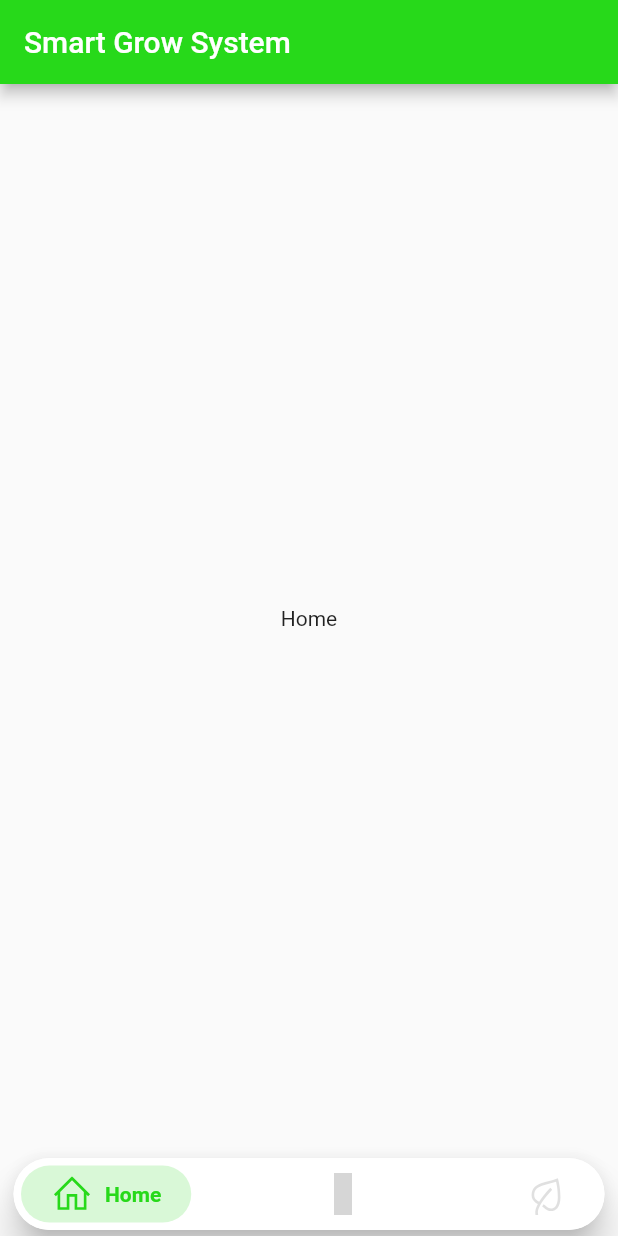
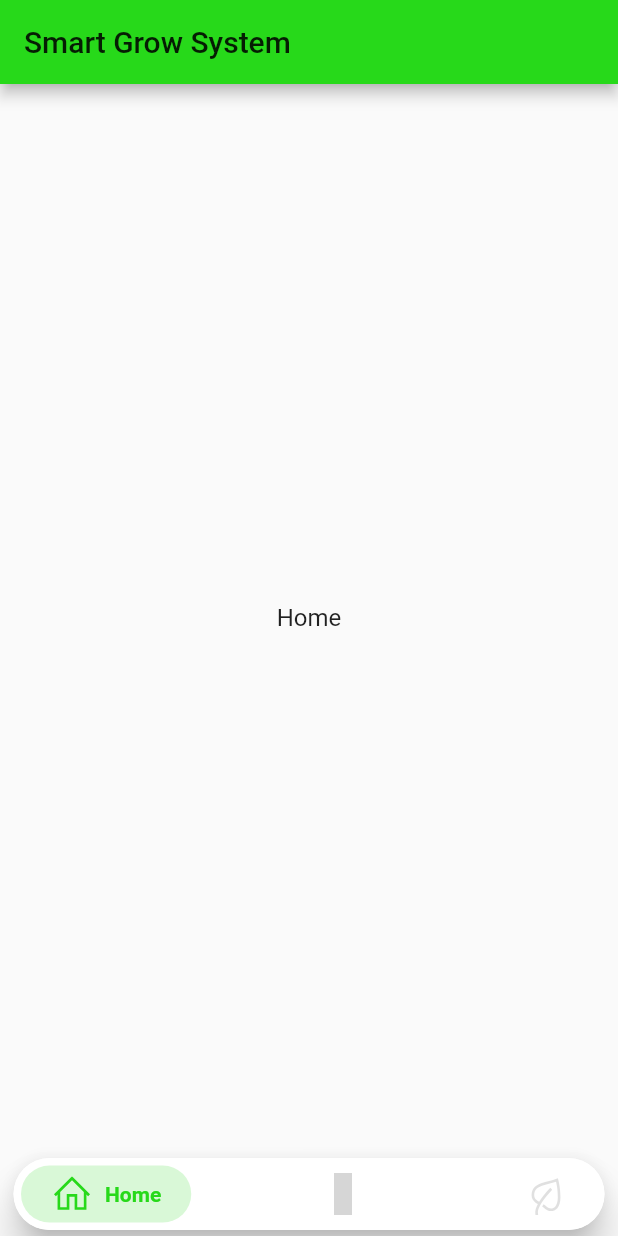
Before and after one commit to ThomasFercher/SmartUrbanFarm-App, a Flutter app: the screen it shows after launch, on a phone screen of 412 x 824 dp. Run offline on Flutter 3.47's test engine with Material 2 defaults, Android fonts, the light colour scheme and no system bars; drawn by our look-alikes of google_nav_bar; our stand-ins replace line_icons, splashscreen; grey boxes are pictures that could not be loaded.

Commit message:
dark theme

```diff
--- a/lib/main.dart
+++ b/lib/main.dart
@@ -26,8 +26,11 @@ class MyApp extends StatelessWidget {
         accentColor: accentColor_d,
         primaryColor: backgroundColor_d,
         canvasColor: backgroundColor_d,
-        primaryTextTheme: Typography(platform: TargetPlatform.iOS).white,
-        textTheme: Typography(platform: TargetPlatform.iOS).white,
+        textTheme: TextTheme(
+          headline: TextStyle(color: accentColor),
+          title: TextStyle(color: accentColor),
+          subhead: TextStyle(color: accentColor),
+        ),
       ),
       home: LoadingScreen(
         w: MyHomePage(title: 'Smart Grow System'),
@@ -47,11 +50,22 @@ class MyHomePage extends StatefulWidget {
 class _MyHomePageState extends State<MyHomePage> {
   int index = 0;
 
-  List<Widget> tabs = [
-    new Text("Home"),
-    new Text("Gallery"),
-    new Text("Options"),
-  ];
+  Widget getTab(context, index) {
+    return [
+      new Text(
+        "Home",
+        style: Theme.of(context).textTheme.subhead,
+      ),
+      new Text(
+        "Gallery",
+        style: Theme.of(context).textTheme.subhead,
+      ),
+      new Text(
+        "Options",
+        style: Theme.of(context).textTheme.subhead,
+      ),
+    ].elementAt(index);
+  }
 
   void setIndex(int i) {
     setState(() {
@@ -69,11 +83,14 @@ class _MyHomePageState extends State<MyHomePage> {
   Widget build(BuildContext context) {
     return Scaffold(
       appBar: AppBar(
-        title: Text(widget.title),
+        title: Text(
+          widget.title,
+          style: Theme.of(context).textTheme.title,
+        ),
         // backgroundColor: backgroundColor,
       ),
       body: Center(
-        child: tabs.elementAt(index),
+        child: getTab(context, index),
       ),
       bottomNavigationBar: Container(
         padding: EdgeInsets.only(left: 5, right: 5),
@@ -92,12 +109,13 @@ class _MyHomePageState extends State<MyHomePage> {
               padding: const EdgeInsets.symmetric(horizontal: 5.0, vertical: 5),
               child: GNav(
                   gap: 8,
-                  activeColor: primaryColor,
+                  activeColor: isDark(context) ? accentColor : primaryColor,
                   color: isDark(context) ? Colors.white12 : Colors.black12,
                   iconSize: 28,
                   padding: EdgeInsets.symmetric(horizontal: 20, vertical: 5),
                   duration: Duration(milliseconds: 800),
-                  tabBackgroundColor: accentColor,
+                  tabBackgroundColor:
+                      isDark(context) ? primaryColor : accentColor,
                   tabs: [
                     GButton(
                       icon: LineIcons.home,
```
Also changed, not shown: images/sgs_1d.png (added).
